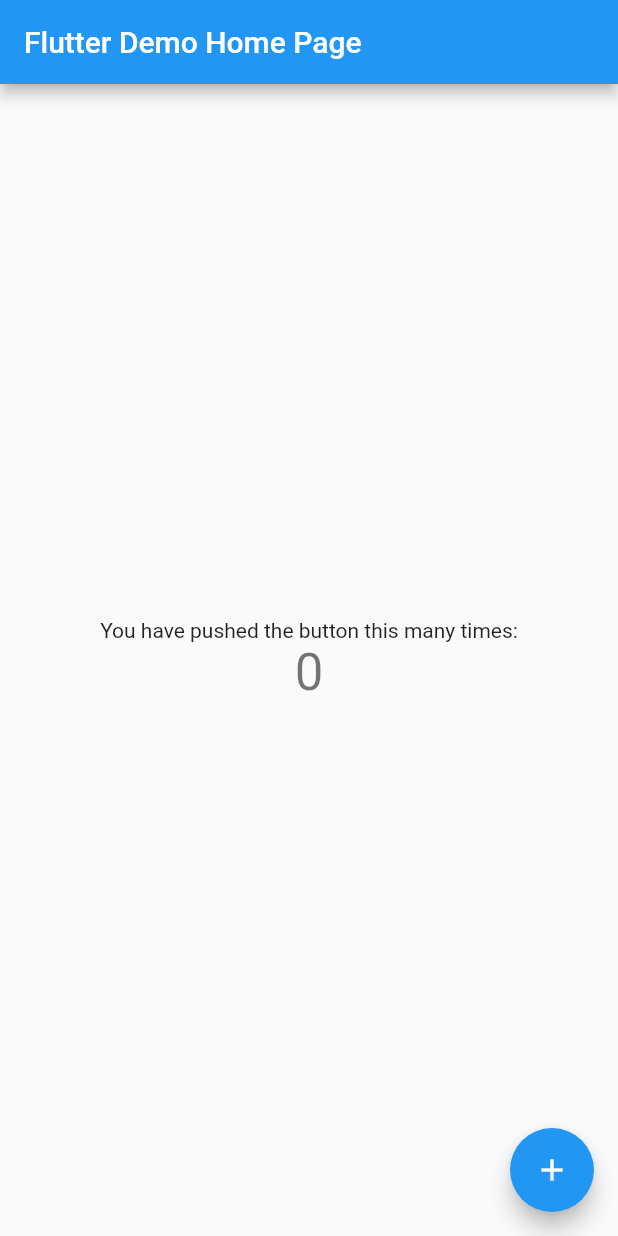
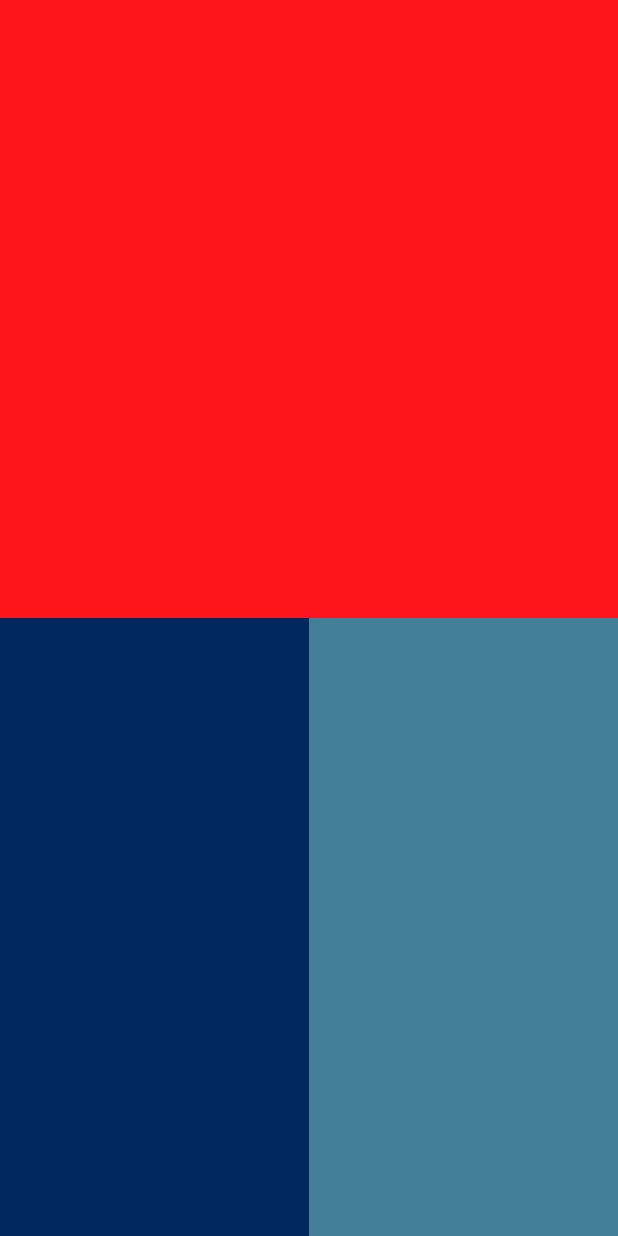
Before and after one commit to friedcroco070801/wumpus-world, a Flutter app: the screen it shows after launch, on a phone screen of 412 x 824 dp. Run offline on Flutter 3.47's test engine with Material 2 defaults, Android fonts, the phone set to English and light mode, and no system bars.

Commit message:
Update game color palette

```diff
--- a/lib/gamescreen/colorpallete.dart
+++ b/lib/gamescreen/colorpallete.dart
@@ -7,4 +7,5 @@
   static final Color GREEN = Color.fromRGBO(0x84, 0x93, 0x24, 1);
   static final Color YELLOW = Color.fromRGBO(0xFF, 0xB5, 0x0F, 1);
   static final Color RED = Color.fromRGBO(0xFD, 0x15, 0x1B, 1);
+  static final Color ONYX = Color.fromRGBO(0x31, 0x36, 0x38, 1);
 }
--- a/lib/gamescreen/gamescreen.dart
+++ b/lib/gamescreen/gamescreen.dart
@@ -0,0 +1,88 @@
+import 'package:flutter/material.dart';
+import 'package:wumpus_world/gamescreen/colorpallete.dart';
+
+class GameScreen extends StatelessWidget {
+  @override
+  Widget build(BuildContext context) {
+    return OrientationBuilder(builder: (_, orientation) {
+      if (orientation == Orientation.portrait)
+        return _portraitGameScreen(context);
+      else
+        return _landscapeGameScreen(context);
+    });
+  }
+
+  Widget _portraitGameScreen(BuildContext context) {
+    double statusHeight = MediaQuery.of(context).padding.top;
+    double height = MediaQuery.of(context).size.height - statusHeight;
+    double width = MediaQuery.of(context).size.width;
+    double heightBox = height - width;
+    double widthBox = width / 2;
+    return Column(
+      children: [
+        Container(
+          height: statusHeight,
+          color: GameColor.ONYX,
+        ),
+        Container(
+          height: width,
+          width: width,
+          color: GameColor.RED,
+        ),
+        Row(
+          children: [
+            Container(
+              height: heightBox,
+              width: widthBox,
+              color: GameColor.BLUE,
+            ),
+            Container(
+              height: heightBox,
+              width: widthBox,
+              color: GameColor.TEAL,
+            ),
+          ],
+        )
+      ],
+    );
+  }
+
+  Widget _landscapeGameScreen(BuildContext context) {
+    double statusHeight = MediaQuery.of(context).padding.top;
+    double height = MediaQuery.of(context).size.height - statusHeight;
+    double width = MediaQuery.of(context).size.width;
+    double widthBox = width - height;
+    double heightBox = height / 2;
+    return Column(
+      children: [
+        Container(
+          height: statusHeight,
+          color: GameColor.ONYX,
+        ),
+        Row(
+          children: [
+            Container(
+              height: height,
+              width: height,
+              color: GameColor.RED,
+            ),
+            Column(
+              children: [
+                Container(
+                  height: heightBox,
+                  width: widthBox,
+                  color: GameColor.BLUE,
+                ),
+                Container(
+                  height: heightBox,
+                  width: widthBox,
+                  color: GameColor.TEAL,
+                )
+              ],
+            )
+          ],
+        ),
+      ],
+    );
+  }
+}
--- a/lib/main.dart
+++ b/lib/main.dart
@@ -1,113 +1,8 @@
 import 'package:flutter/material.dart';
+import 'package:wumpus_world/gamescreen/gamescreen.dart';
 
 void main() {
-  runApp(MyApp());
+  runApp(MaterialApp(
+    home: GameScreen(),
+  ));
 }
-
-class MyApp extends StatelessWidget {
-  // This widget is the root of your application.
-  @override
-  Widget build(BuildContext context) {
-    return MaterialApp(
-      title: 'Flutter Demo',
-      theme: ThemeData(
-        // This is the theme of your application.
-        //
-        // Try running your application with "flutter run". You'll see the
-        // application has a blue toolbar. Then, without quitting the app, try
-        // changing the primarySwatch below to Colors.green and then invoke
-        // "hot reload" (press "r" in the console where you ran "flutter run",
-        // or simply save your changes to "hot reload" in a Flutter IDE).
-        // Notice that the counter didn't reset back to zero; the application
-        // is not restarted.
-        primarySwatch: Colors.blue,
-      ),
-      home: MyHomePage(title: 'Flutter Demo Home Page'),
-    );
-  }
-}
-
-class MyHomePage extends StatefulWidget {
-  MyHomePage({Key key, this.title}) : super(key: key);
-
-  // This widget is the home page of your application. It is stateful, meaning
-  // that it has a State object (defined below) that contains fields that affect
-  // how it looks.
-
-  // This class is the configuration for the state. It holds the values (in this
-  // case the title) provided by the parent (in this case the App widget) and
-  // used by the build method of the State. Fields in a Widget subclass are
-  // always marked "final".
-
-  final String title;
-
-  @override
-  _MyHomePageState createState() => _MyHomePageState();
-}
-
-class _MyHomePageState extends State<MyHomePage> {
-  int _counter = 0;
-
-  void _incrementCounter() {
-    setState(() {
-      // This call to setState tells the Flutter framework that something has
-      // changed in this State, which causes it to rerun the build method below
-      // so that the display can reflect the updated values. If we changed
-      // _counter without calling setState(), then the build method would not be
-      // called again, and so nothing would appear to happen.
-      _counter++;
-    });
-  }
-
-  @override
-  Widget build(BuildContext context) {
-    // This method is rerun every time setState is called, for instance as done
-    // by the _incrementCounter method above.
-    //
-    // The Flutter framework has been optimized to make rerunning build methods
-    // fast, so that you can just rebuild anything that needs updating rather
-    // than having to individually change instances of widgets.
-    return Scaffold(
-      appBar: AppBar(
-        // Here we take the value from the MyHomePage object that was created by
-        // the App.build method, and use it to set our appbar title.
-        title: Text(widget.title),
-      ),
-      body: Center(
-        // Center is a layout widget. It takes a single child and positions it
-        // in the middle of the parent.
-        child: Column(
-          // Column is also a layout widget. It takes a list of children and
-          // arranges them vertically. By default, it sizes itself to fit its
-          // children horizontally, and tries to be as tall as its parent.
-          //
-          // Invoke "debug painting" (press "p" in the console, choose the
-          // "Toggle Debug Paint" action from the Flutter Inspector in Android
-          // Studio, or the "Toggle Debug Paint" command in Visual Studio Code)
-          // to see the wireframe for each widget.
-          //
-          // Column has various properties to control how it sizes itself and
-          // how it positions its children. Here we use mainAxisAlignment to
-          // center the children vertically; the main axis here is the vertical
-          // axis because Columns are vertical (the cross axis would be
-          // horizontal).
-          mainAxisAlignment: MainAxisAlignment.center,
-          children: <Widget>[
-            Text(
-              'You have pushed the button this many times:',
-            ),
-            Text(
-              '$_counter',
-              style: Theme.of(context).textTheme.headline4,
-            ),
-          ],
-        ),
-      ),
-      floatingActionButton: FloatingActionButton(
-        onPressed: _incrementCounter,
-        tooltip: 'Increment',
-        child: Icon(Icons.add),
-      ), // This trailing comma makes auto-formatting nicer for build methods.
-    );
-  }
-}
```
Also changed, not shown: lib/gamescreen/notifybox.dart (added, +8 -0 lines).
